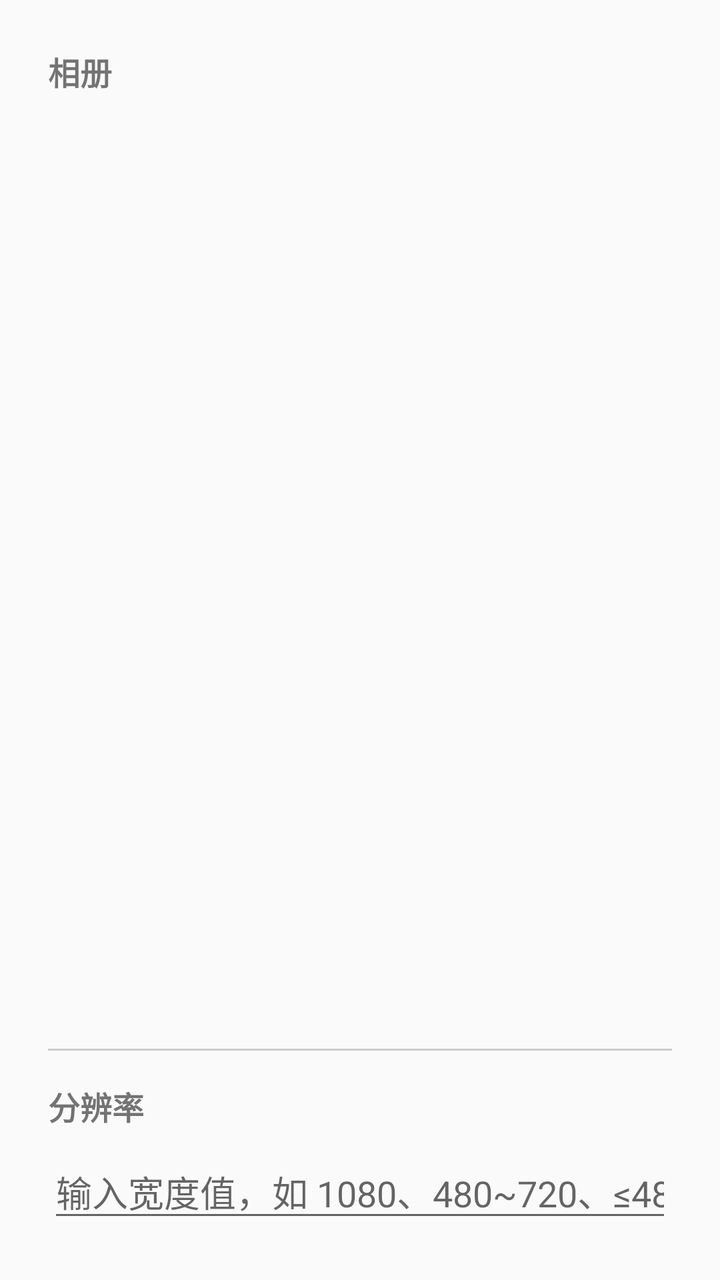
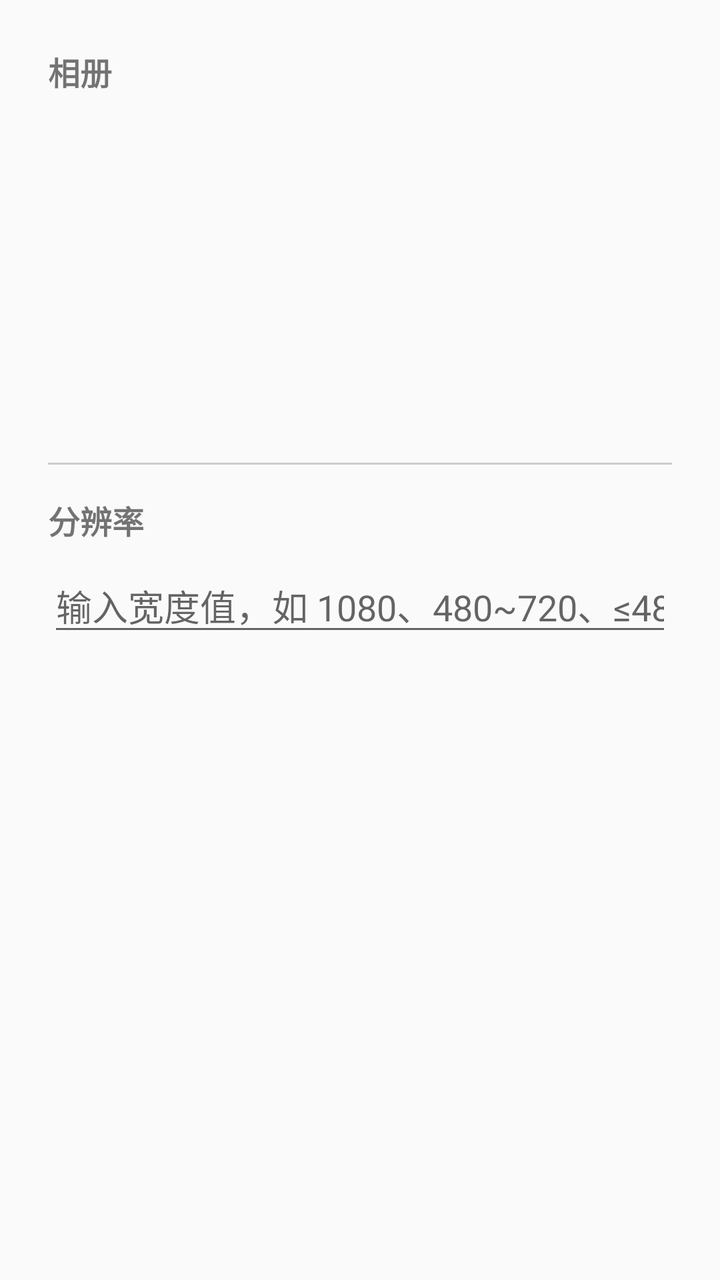

Two renders of the same Android screen: before a commit and after it. Below are the layout's source before the change and the commit's diff.
<!-- AndroidManifest.xml: application theme Theme.QRCodePicClean -->
<!-- res/layout/dialog_filter.xml -->
<?xml version="1.0" encoding="utf-8"?>
<LinearLayout xmlns:android="http://schemas.android.com/apk/res/android"
    android:layout_width="match_parent"
    android:layout_height="match_parent"
    android:orientation="vertical"
    android:padding="24dp">

    <TextView
        android:layout_width="wrap_content"
        android:layout_height="wrap_content"
        android:text="@string/filter_albums_section"
        android:textSize="16sp"
        android:textStyle="bold" />

    
    <ScrollView
        android:layout_width="match_parent"
        android:layout_height="0dp"
        android:layout_weight="1"
        android:layout_marginTop="8dp">

        <LinearLayout
            android:id="@+id/album_container"
            android:layout_width="match_parent"
            android:layout_height="wrap_content"
            android:orientation="vertical" />
    </ScrollView>

    <View
        android:layout_width="match_parent"
        android:layout_height="1dp"
        android:layout_marginTop="16dp"
        android:layout_marginBottom="16dp"
        android:background="#CCCCCC" />

    <TextView
        android:layout_width="wrap_content"
        android:layout_height="wrap_content"
        android:text="@string/filter_resolution_section"
        android:textSize="16sp"
        android:textStyle="bold" />

    <AutoCompleteTextView
        android:id="@+id/actv_resolution"
        android:layout_width="match_parent"
        android:layout_height="wrap_content"
        android:layout_marginTop="8dp"
        android:hint="@string/res_hint"
        android:inputType="text" />

</LinearLayout>
<!-- resources referenced by this layout -->
<resources>
  <string name="filter_albums_section">相册</string>
  <string name="filter_resolution_section">分辨率</string>
  <string name="res_hint">输入宽度值，如 1080、480~720、≤480、≥1080</string>
  <style name="Theme.QRCodePicClean" parent="Theme.AppCompat.Light.DarkActionBar">
          <item name="colorPrimary">@color/primary</item>
          <item name="colorPrimaryDark">@color/primary_dark</item>
          <item name="colorAccent">@color/accent</item>
      </style>
  <color name="primary">#1E88E5</color>
  <color name="primary_dark">#1565C0</color>
  <color name="accent">#FF5722</color>
</resources>

<!-- the commit's change to res/layout/dialog_filter.xml (unified diff, before → after) -->
@@ -15,8 +15,7 @@
     
     <ScrollView
         android:layout_width="match_parent"
-        android:layout_height="0dp"
-        android:layout_weight="1"
+        android:layout_height="160dp"
         android:layout_marginTop="8dp">
 
         <LinearLayout
